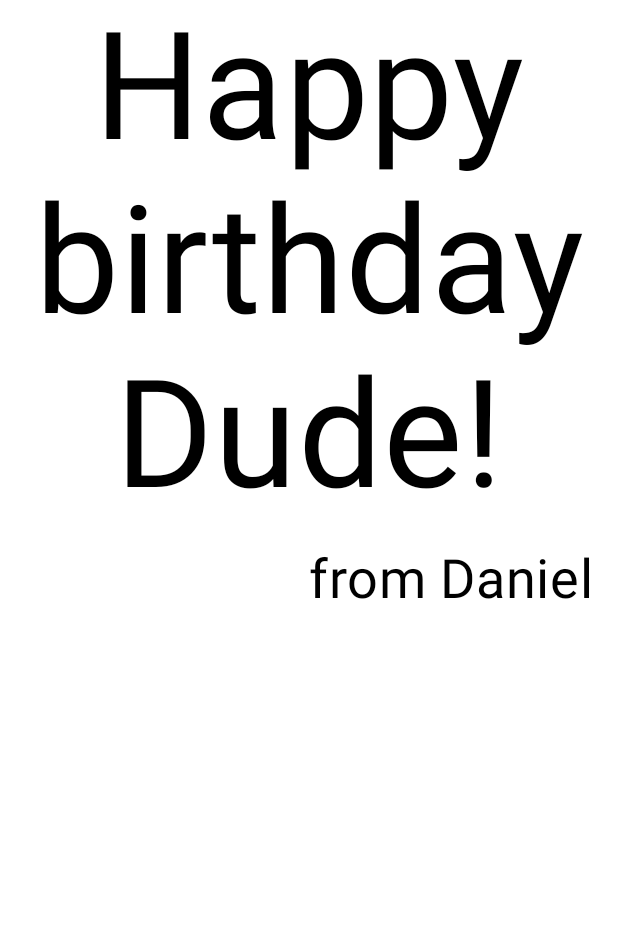
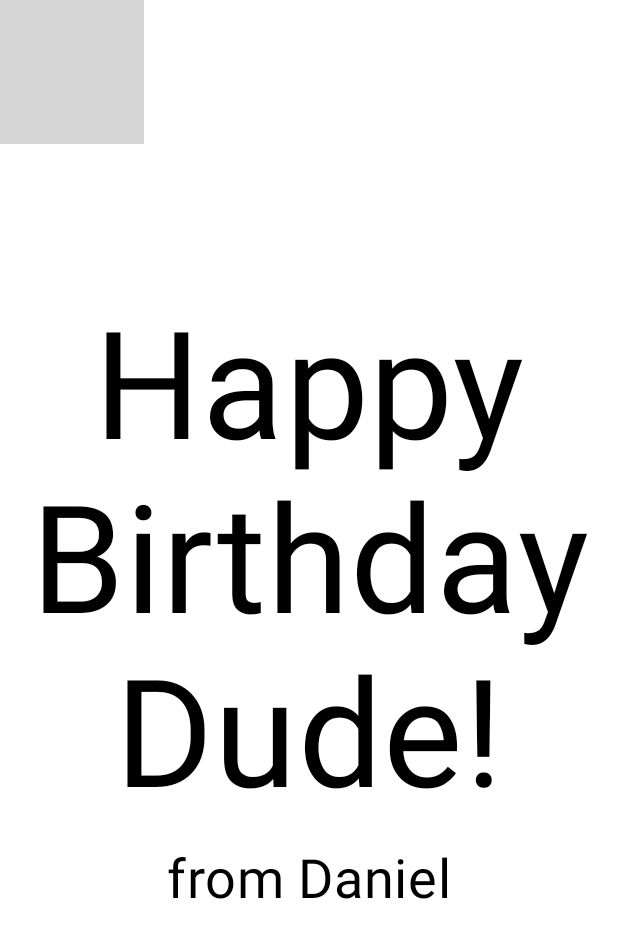
Before and after one commit to turnipfrog/HappyBirthdayApp, an Android app built with Jetpack Compose: the @Preview function BirthdayCardPreview, on a phone screen of 412 x 824 dp. Shown: the top 938 px of the screen. Run offline under Robolectric (Android 15) with nearby library versions, the phone set to English and light mode, and no system bars; grey boxes are pictures that could not be loaded.

Commit message:
Added image to the project and added string values to the resource manager

```diff
--- a/app/src/main/java/com/example/happybirthday/MainActivity.kt
+++ b/app/src/main/java/com/example/happybirthday/MainActivity.kt
@@ -3,7 +3,9 @@ package com.example.happybirthday
 import android.os.Bundle
 import androidx.activity.ComponentActivity
 import androidx.activity.compose.setContent
+import androidx.compose.foundation.Image
 import androidx.compose.foundation.layout.Arrangement
+import androidx.compose.foundation.layout.Box
 import androidx.compose.foundation.layout.Column
 import androidx.compose.foundation.layout.fillMaxSize
 import androidx.compose.foundation.layout.padding
@@ -13,6 +15,9 @@ import androidx.compose.material3.Text
 import androidx.compose.runtime.Composable
 import androidx.compose.ui.Alignment
 import androidx.compose.ui.Modifier
+import androidx.compose.ui.layout.ContentScale
+import androidx.compose.ui.res.painterResource
+import androidx.compose.ui.res.stringResource
 import androidx.compose.ui.text.style.LineHeightStyle
 import androidx.compose.ui.text.style.TextAlign
 import androidx.compose.ui.tooling.preview.Preview
@@ -30,10 +35,9 @@ class MainActivity : ComponentActivity() {
                     modifier = Modifier.fillMaxSize(),
                     color = MaterialTheme.colorScheme.background
                 ) {
-                    GreetingText(
-                        "Happy birthday Dude!",
-                        "from Daniel",
-                        modifier = Modifier.padding(8.dp)
+                    GreetingImage(
+                        stringResource(R.string.happy_birthday_text),
+                        stringResource(R.string.signature_text)
                     )
                 }
             }
@@ -58,7 +62,27 @@ fun GreetingText(message: String, from: String, modifier: Modifier = Modifier) {
             fontSize = 36.sp,
             modifier = Modifier
                 .padding(16.dp)
-                .align(alignment = Alignment.End)
+                .align(alignment = Alignment.CenterHorizontally)
+        )
+    }
+}
+
+@Composable
+fun GreetingImage(message: String, from: String, modifier: Modifier = Modifier) {
+    val image = painterResource(R.drawable.androidparty)
+    Box {
+        Image(
+            painter = image,
+            contentDescription = null,
+            contentScale = ContentScale.Crop,
+            alpha = 0.5F
+        )
+        GreetingText(
+            message = message,
+            from = from,
+            modifier = Modifier
+                .fillMaxSize()
+                .padding(8.dp)
         )
     }
 }
@@ -67,6 +91,9 @@ fun GreetingText(message: String, from: String, modifier: Modifier = Modifier) {
 @Composable
 fun BirthdayCardPreview() {
     HappyBirthdayTheme {
-        GreetingText("Happy birthday Dude!", "from Daniel")
+        GreetingImage(
+            message = stringResource(R.string.happy_birthday_text),
+            from = stringResource(R.string.signature_text)
+        )
     }
 }
--- a/app/src/main/res/values/strings.xml
+++ b/app/src/main/res/values/strings.xml
@@ -1,3 +1,5 @@
 <resources>
     <string name="app_name">HappyBirthday</string>
+    <string name="happy_birthday_text">Happy Birthday Dude!</string>
+    <string name="signature_text">from Daniel</string>
 </resources>
```
Also changed, not shown: 1 other file.
